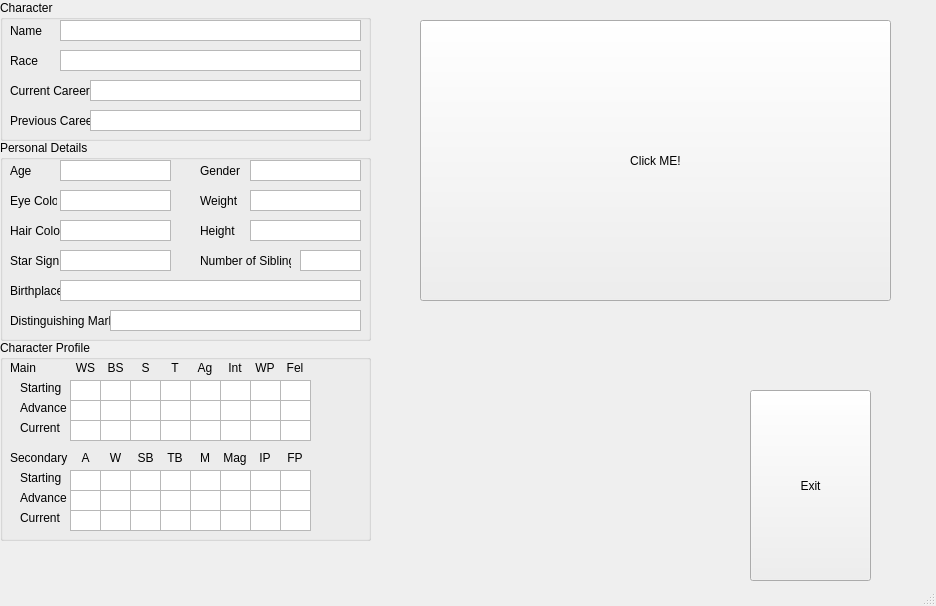
This is WFRP 2e.ui in TheRealRhyle/WFRP-2e-Char-Gen as Qt 5 draws it before an edit. The edited form follows.
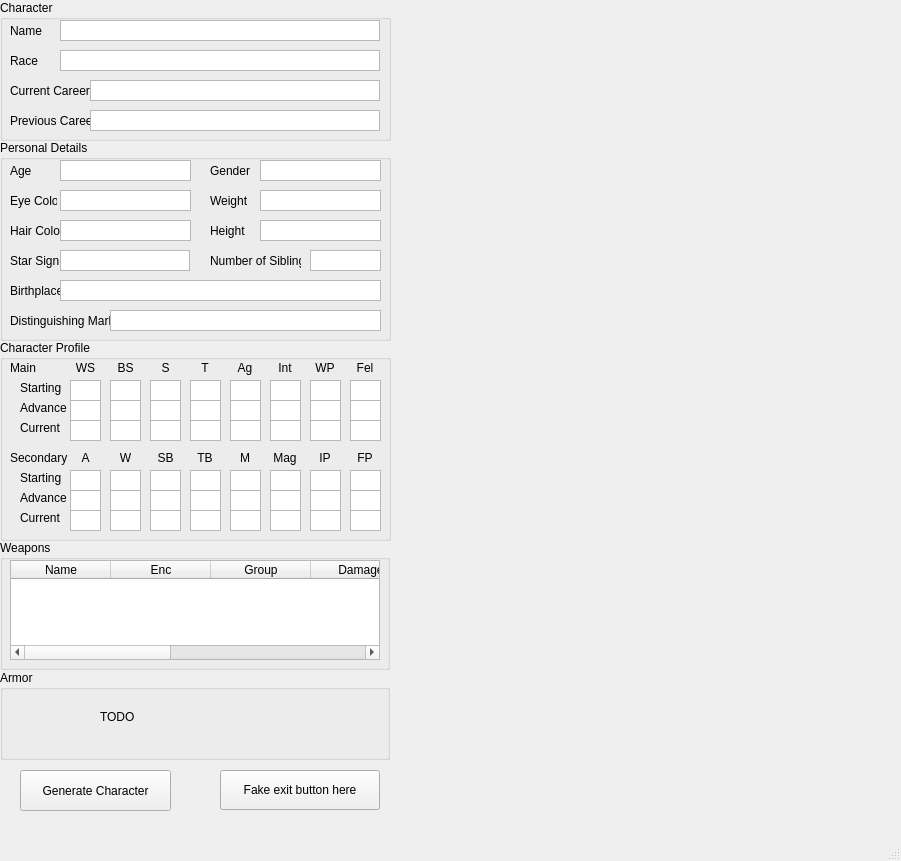
This is the edited form.

What changed in the file:
```diff
--- a/WFRP 2e.ui
+++ b/WFRP 2e.ui
@@ -6,8 +6,8 @@
    <rect>
     <x>0</x>
     <y>0</y>
-    <width>936</width>
-    <height>606</height>
+    <width>901</width>
+    <height>861</height>
    </rect>
   </property>
   <property name="windowTitle">
@@ -22,7 +22,7 @@
      <rect>
       <x>0</x>
       <y>0</y>
-      <width>371</width>
+      <width>391</width>
       <height>141</height>
      </rect>
     </property>
@@ -89,7 +89,7 @@
       <rect>
        <x>60</x>
        <y>20</y>
-       <width>301</width>
+       <width>320</width>
        <height>21</height>
       </rect>
      </property>
@@ -108,7 +108,7 @@
       <rect>
        <x>60</x>
        <y>50</y>
-       <width>301</width>
+       <width>320</width>
        <height>21</height>
       </rect>
      </property>
@@ -127,7 +127,7 @@
       <rect>
        <x>90</x>
        <y>80</y>
-       <width>271</width>
+       <width>290</width>
        <height>21</height>
       </rect>
      </property>
@@ -146,7 +146,7 @@
       <rect>
        <x>90</x>
        <y>110</y>
-       <width>271</width>
+       <width>290</width>
        <height>21</height>
       </rect>
      </property>
@@ -166,7 +166,7 @@
      <rect>
       <x>0</x>
       <y>140</y>
-      <width>371</width>
+      <width>391</width>
       <height>201</height>
      </rect>
     </property>
@@ -233,7 +233,7 @@
       <rect>
        <x>60</x>
        <y>20</y>
-       <width>111</width>
+       <width>131</width>
        <height>21</height>
       </rect>
      </property>
@@ -252,7 +252,7 @@
       <rect>
        <x>60</x>
        <y>50</y>
-       <width>111</width>
+       <width>131</width>
        <height>21</height>
       </rect>
      </property>
@@ -271,7 +271,7 @@
       <rect>
        <x>60</x>
        <y>80</y>
-       <width>111</width>
+       <width>131</width>
        <height>21</height>
       </rect>
      </property>
@@ -290,7 +290,7 @@
       <rect>
        <x>60</x>
        <y>110</y>
-       <width>111</width>
+       <width>130</width>
        <height>21</height>
       </rect>
      </property>
@@ -339,7 +339,7 @@
     <widget class="QLabel" name="label_11">
      <property name="geometry">
       <rect>
-       <x>200</x>
+       <x>210</x>
        <y>50</y>
        <width>47</width>
        <height>21</height>
@@ -352,7 +352,7 @@
     <widget class="QLabel" name="label_12">
      <property name="geometry">
       <rect>
-       <x>200</x>
+       <x>210</x>
        <y>110</y>
        <width>91</width>
        <height>21</height>
@@ -368,7 +368,7 @@
     <widget class="QLabel" name="label_13">
      <property name="geometry">
       <rect>
-       <x>200</x>
+       <x>210</x>
        <y>20</y>
        <width>47</width>
        <height>21</height>
@@ -381,7 +381,7 @@
     <widget class="QLabel" name="label_14">
      <property name="geometry">
       <rect>
-       <x>200</x>
+       <x>210</x>
        <y>80</y>
        <width>41</width>
        <height>21</height>
@@ -394,9 +394,9 @@
     <widget class="QPlainTextEdit" name="txtHeight">
      <property name="geometry">
       <rect>
-       <x>250</x>
+       <x>260</x>
        <y>80</y>
-       <width>111</width>
+       <width>121</width>
        <height>21</height>
       </rect>
      </property>
@@ -413,9 +413,9 @@
     <widget class="QPlainTextEdit" name="txtNoofSib">
      <property name="geometry">
       <rect>
-       <x>300</x>
+       <x>310</x>
        <y>110</y>
-       <width>61</width>
+       <width>71</width>
        <height>21</height>
       </rect>
      </property>
@@ -432,9 +432,9 @@
     <widget class="QPlainTextEdit" name="txtWeight">
      <property name="geometry">
       <rect>
-       <x>250</x>
+       <x>260</x>
        <y>50</y>
-       <width>111</width>
+       <width>121</width>
        <height>21</height>
       </rect>
      </property>
@@ -451,9 +451,9 @@
     <widget class="QPlainTextEdit" name="txtGender">
      <property name="geometry">
       <rect>
-       <x>250</x>
+       <x>260</x>
        <y>20</y>
-       <width>111</width>
+       <width>121</width>
        <height>21</height>
       </rect>
      </property>
@@ -472,7 +472,7 @@
       <rect>
        <x>60</x>
        <y>140</y>
-       <width>301</width>
+       <width>321</width>
        <height>21</height>
       </rect>
      </property>
@@ -491,7 +491,7 @@
       <rect>
        <x>110</x>
        <y>170</y>
-       <width>251</width>
+       <width>271</width>
        <height>21</height>
       </rect>
      </property>
@@ -509,14 +509,14 @@
    <widget class="QPushButton" name="pushButton">
     <property name="geometry">
      <rect>
-      <x>750</x>
-      <y>390</y>
-      <width>121</width>
-      <height>191</height>
+      <x>220</x>
+      <y>770</y>
+      <width>160</width>
+      <height>40</height>
      </rect>
     </property>
     <property name="text">
-     <string>Exit</string>
+     <string>Fake exit button here</string>
     </property>
    </widget>
    <widget class="QGroupBox" name="groupBox_3">
@@ -524,7 +524,7 @@
      <rect>
       <x>0</x>
       <y>340</y>
-      <width>371</width>
+      <width>391</width>
       <height>201</height>
      </rect>
     </property>
@@ -584,7 +584,7 @@
     <widget class="QPlainTextEdit" name="txtSBS">
      <property name="geometry">
       <rect>
-       <x>100</x>
+       <x>110</x>
        <y>40</y>
        <width>31</width>
        <height>21</height>
@@ -603,7 +603,7 @@
     <widget class="QPlainTextEdit" name="txtSS">
      <property name="geometry">
       <rect>
-       <x>130</x>
+       <x>150</x>
        <y>40</y>
        <width>31</width>
        <height>21</height>
@@ -622,7 +622,7 @@
     <widget class="QPlainTextEdit" name="txtST">
      <property name="geometry">
       <rect>
-       <x>160</x>
+       <x>190</x>
        <y>40</y>
        <width>31</width>
        <height>21</height>
@@ -641,7 +641,7 @@
     <widget class="QPlainTextEdit" name="txtSAg">
      <property name="geometry">
       <rect>
-       <x>190</x>
+       <x>230</x>
        <y>40</y>
        <width>31</width>
        <height>21</height>
@@ -660,7 +660,7 @@
     <widget class="QPlainTextEdit" name="txtSInt">
      <property name="geometry">
       <rect>
-       <x>220</x>
+       <x>270</x>
        <y>40</y>
        <width>31</width>
        <height>21</height>
@@ -679,7 +679,7 @@
     <widget class="QPlainTextEdit" name="txtSWP">
      <property name="geometry">
       <rect>
-       <x>250</x>
+       <x>310</x>
        <y>40</y>
        <width>31</width>
        <height>21</height>
@@ -698,7 +698,7 @@
     <widget class="QPlainTextEdit" name="txtSFel">
      <property name="geometry">
       <rect>
-       <x>280</x>
+       <x>350</x>
        <y>40</y>
        <width>31</width>
        <height>21</height>
@@ -736,7 +736,7 @@
     <widget class="QPlainTextEdit" name="txtAInt">
      <property name="geometry">
       <rect>
-       <x>220</x>
+       <x>270</x>
        <y>60</y>
        <width>31</width>
        <height>21</height>
@@ -755,7 +755,7 @@
     <widget class="QPlainTextEdit" name="txtAAg">
      <property name="geometry">
       <rect>
-       <x>190</x>
+       <x>230</x>
        <y>60</y>
        <width>31</width>
        <height>21</height>
@@ -793,7 +793,7 @@
     <widget class="QPlainTextEdit" name="txtAFel">
      <property name="geometry">
       <rect>
-       <x>280</x>
+       <x>350</x>
        <y>60</y>
        <width>31</width>
        <height>21</height>
@@ -812,7 +812,7 @@
     <widget class="QPlainTextEdit" name="txtABS">
      <property name="geometry">
       <rect>
-       <x>100</x>
+       <x>110</x>
        <y>60</y>
        <width>31</width>
        <height>21</height>
@@ -831,7 +831,7 @@
     <widget class="QPlainTextEdit" name="txtAT">
      <property name="geometry">
       <rect>
-       <x>160</x>
+       <x>190</x>
        <y>60</y>
        <width>31</width>
        <height>21</height>
@@ -850,7 +850,7 @@
     <widget class="QPlainTextEdit" name="txtAS">
      <property name="geometry">
       <rect>
-       <x>130</x>
+       <x>150</x>
        <y>60</y>
        <width>31</width>
        <height>21</height>
@@ -869,7 +869,7 @@
     <widget class="QPlainTextEdit" name="txtAWP">
      <property name="geometry">
       <rect>
-       <x>250</x>
+       <x>310</x>
        <y>60</y>
        <width>31</width>
        <height>21</height>
@@ -888,7 +888,7 @@
     <widget class="QPlainTextEdit" name="txtCInt">
      <property name="geometry">
       <rect>
-       <x>220</x>
+       <x>270</x>
        <y>80</y>
        <width>31</width>
        <height>21</height>
@@ -907,7 +907,7 @@
     <widget class="QPlainTextEdit" name="txtCAg">
      <property name="geometry">
       <rect>
-       <x>190</x>
+       <x>230</x>
        <y>80</y>
        <width>31</width>
        <height>21</height>
@@ -945,7 +945,7 @@
     <widget class="QPlainTextEdit" name="txtCFel">
      <property name="geometry">
       <rect>
-       <x>280</x>
+       <x>350</x>
        <y>80</y>
        <width>31</width>
        <height>21</height>
@@ -964,7 +964,7 @@
     <widget class="QPlainTextEdit" name="txtCBS">
      <property name="geometry">
       <rect>
-       <x>100</x>
+       <x>110</x>
        <y>80</y>
        <width>31</width>
        <height>21</height>
@@ -983,7 +983,7 @@
     <widget class="QPlainTextEdit" name="txtCT">
      <property name="geometry">
       <rect>
-       <x>160</x>
+       <x>190</x>
        <y>80</y>
        <width>31</width>
        <height>21</height>
@@ -1002,7 +1002,7 @@
     <widget class="QPlainTextEdit" name="txtCS">
      <property name="geometry">
       <rect>
-       <x>130</x>
+       <x>150</x>
        <y>80</y>
        <width>31</width>
        <height>21</height>
@@ -1021,7 +1021,7 @@
     <widget class="QPlainTextEdit" name="txtCWP">
      <property name="geometry">
       <rect>
-       <x>250</x>
+       <x>310</x>
        <y>80</y>
        <width>31</width>
        <height>21</height>
@@ -1059,7 +1059,7 @@
     <widget class="QPlainTextEdit" name="txtSB">
      <property name="geometry">
       <rect>
-       <x>130</x>
+       <x>150</x>
        <y>130</y>
        <width>31</width>
        <height>21</height>
@@ -1078,7 +1078,7 @@
     <widget class="QPlainTextEdit" name="txtAIp">
      <property name="geometry">
       <rect>
-       <x>250</x>
+       <x>310</x>
        <y>150</y>
        <width>31</width>
        <height>21</height>
@@ -1116,7 +1116,7 @@
     <widget class="QPlainTextEdit" name="txtSTB">
      <property name="geometry">
       <rect>
-       <x>160</x>
+       <x>190</x>
        <y>130</y>
        <width>31</width>
        <height>21</height>
@@ -1135,7 +1135,7 @@
     <widget class="QPlainTextEdit" name="txtSIP">
      <property name="geometry">
       <rect>
-       <x>250</x>
+       <x>310</x>
        <y>130</y>
        <width>31</width>
        <height>21</height>
@@ -1154,7 +1154,7 @@
     <widget class="QPlainTextEdit" name="txtCTB">
      <property name="geometry">
       <rect>
-       <x>160</x>
+       <x>190</x>
        <y>170</y>
        <width>31</width>
        <height>21</height>
@@ -1173,7 +1173,7 @@
     <widget class="QPlainTextEdit" name="txtSW">
      <property name="geometry">
       <rect>
-       <x>100</x>
+       <x>110</x>
        <y>130</y>
        <width>31</width>
        <height>21</height>
@@ -1192,7 +1192,7 @@
     <widget class="QPlainTextEdit" name="txtAMag">
      <property name="geometry">
       <rect>
-       <x>220</x>
+       <x>270</x>
        <y>150</y>
        <width>31</width>
        <height>21</height>
@@ -1211,7 +1211,7 @@
     <widget class="QPlainTextEdit" name="txtAM">
      <property name="geometry">
       <rect>
-       <x>190</x>
+       <x>230</x>
        <y>150</y>
        <width>31</width>
        <height>21</height>
@@ -1249,7 +1249,7 @@
     <widget class="QPlainTextEdit" name="txtSM">
      <property name="geometry">
       <rect>
-       <x>190</x>
+       <x>230</x>
        <y>130</y>
        <width>31</width>
        <height>21</height>
@@ -1268,7 +1268,7 @@
     <widget class="QPlainTextEdit" name="txtCW">
      <property name="geometry">
       <rect>
-       <x>100</x>
+       <x>110</x>
        <y>170</y>
        <width>31</width>
        <height>21</height>
@@ -1287,7 +1287,7 @@
     <widget class="QPlainTextEdit" name="txtCMag">
      <property name="geometry">
       <rect>
-       <x>220</x>
+       <x>270</x>
        <y>170</y>
        <width>31</width>
        <height>21</height>
@@ -1306,7 +1306,7 @@
     <widget class="QPlainTextEdit" name="txtAW">
      <property name="geometry">
       <rect>
-       <x>100</x>
+       <x>110</x>
        <y>150</y>
        <width>31</width>
        <height>21</height>
@@ -1325,7 +1325,7 @@
     <widget class="QPlainTextEdit" name="txtCFP">
      <property name="geometry">
       <rect>
-       <x>280</x>
+       <x>350</x>
        <y>170</y>
        <width>31</width>
        <height>21</height>
@@ -1344,7 +1344,7 @@
     <widget class="QPlainTextEdit" name="txtASB">
      <property name="geometry">
       <rect>
-       <x>130</x>
+       <x>150</x>
        <y>150</y>
        <width>31</width>
        <height>21</height>
@@ -1363,7 +1363,7 @@
     <widget class="QPlainTextEdit" name="txtCIP">
      <property name="geometry">
       <rect>
-       <x>250</x>
+       <x>310</x>
        <y>170</y>
        <width>31</width>
        <height>21</height>
@@ -1382,7 +1382,7 @@
     <widget class="QPlainTextEdit" name="txtCSB">
      <property name="geometry">
       <rect>
-       <x>130</x>
+       <x>150</x>
        <y>170</y>
        <width>31</width>
        <height>21</height>
@@ -1401,7 +1401,7 @@
     <widget class="QPlainTextEdit" name="txtSFP">
      <property name="geometry">
       <rect>
-       <x>280</x>
+       <x>350</x>
        <y>130</y>
        <width>31</width>
        <height>21</height>
@@ -1420,7 +1420,7 @@
     <widget class="QPlainTextEdit" name="txtATB">
      <property name="geometry">
       <rect>
-       <x>160</x>
+       <x>190</x>
        <y>150</y>
        <width>31</width>
        <height>21</height>
@@ -1439,7 +1439,7 @@
     <widget class="QPlainTextEdit" name="txtCM">
      <property name="geometry">
       <rect>
-       <x>190</x>
+       <x>230</x>
        <y>170</y>
        <width>31</width>
        <height>21</height>
@@ -1458,7 +1458,7 @@
     <widget class="QPlainTextEdit" name="txtAFP">
      <property name="geometry">
       <rect>
-       <x>280</x>
+       <x>350</x>
        <y>150</y>
        <width>31</width>
        <height>21</height>
@@ -1477,7 +1477,7 @@
     <widget class="QPlainTextEdit" name="txtSMag">
      <property name="geometry">
       <rect>
-       <x>220</x>
+       <x>270</x>
        <y>130</y>
        <width>31</width>
        <height>21</height>
@@ -1524,7 +1524,7 @@
     <widget class="QLabel" name="label_28">
      <property name="geometry">
       <rect>
-       <x>100</x>
+       <x>110</x>
        <y>20</y>
        <width>31</width>
        <height>16</height>
@@ -1552,7 +1552,7 @@
     <widget class="QLabel" name="label_29">
      <property name="geometry">
       <rect>
-       <x>130</x>
+       <x>150</x>
        <y>20</y>
        <width>31</width>
        <height>16</height>
@@ -1580,7 +1580,7 @@
     <widget class="QLabel" name="label_30">
      <property name="geometry">
       <rect>
-       <x>220</x>
+       <x>270</x>
        <y>20</y>
        <width>30</width>
        <height>16</height>
@@ -1608,7 +1608,7 @@
     <widget class="QLabel" name="label_31">
      <property name="geometry">
       <rect>
-       <x>250</x>
+       <x>310</x>
        <y>20</y>
        <width>30</width>
        <height>16</height>
@@ -1636,7 +1636,7 @@
     <widget class="QLabel" name="label_32">
      <property name="geometry">
       <rect>
-       <x>280</x>
+       <x>350</x>
        <y>20</y>
        <width>30</width>
        <height>16</height>
@@ -1664,7 +1664,7 @@
     <widget class="QLabel" name="label_33">
      <property name="geometry">
       <rect>
-       <x>160</x>
+       <x>190</x>
        <y>20</y>
        <width>30</width>
        <height>16</height>
@@ -1692,7 +1692,7 @@
     <widget class="QLabel" name="label_35">
      <property name="geometry">
       <rect>
-       <x>190</x>
+       <x>230</x>
        <y>20</y>
        <width>30</width>
        <height>16</height>
@@ -1898,7 +1898,7 @@
     <widget class="QLabel" name="label_42">
      <property name="geometry">
       <rect>
-       <x>280</x>
+       <x>350</x>
        <y>110</y>
        <width>30</width>
        <height>16</height>
@@ -1926,7 +1926,7 @@
     <widget class="QLabel" name="label_43">
      <property name="geometry">
       <rect>
-       <x>190</x>
+       <x>230</x>
        <y>110</y>
        <width>30</width>
        <height>16</height>
@@ -1954,7 +1954,7 @@
     <widget class="QLabel" name="label_44">
      <property name="geometry">
       <rect>
-       <x>130</x>
+       <x>150</x>
        <y>110</y>
        <width>31</width>
        <height>16</height>
@@ -1982,7 +1982,7 @@
     <widget class="QLabel" name="label_45">
      <property name="geometry">
       <rect>
-       <x>220</x>
+       <x>270</x>
        <y>110</y>
        <width>30</width>
        <height>16</height>
@@ -2010,7 +2010,7 @@
     <widget class="QLabel" name="label_46">
      <property name="geometry">
       <rect>
-       <x>250</x>
+       <x>310</x>
        <y>110</y>
        <width>30</width>
        <height>16</height>
@@ -2038,7 +2038,7 @@
     <widget class="QLabel" name="label_47">
      <property name="geometry">
       <rect>
-       <x>100</x>
+       <x>110</x>
        <y>110</y>
        <width>31</width>
        <height>16</height>
@@ -2066,7 +2066,7 @@
     <widget class="QLabel" name="label_48">
      <property name="geometry">
       <rect>
-       <x>160</x>
+       <x>190</x>
        <y>110</y>
        <width>30</width>
        <height>16</height>
@@ -2095,16 +2095,100 @@
    <widget class="QPushButton" name="pushButton_2">
     <property name="geometry">
      <rect>
-      <x>420</x>
-      <y>20</y>
-      <width>471</width>
-      <height>281</height>
+      <x>20</x>
+      <y>770</y>
+      <width>151</width>
+      <height>41</height>
      </rect>
     </property>
     <property name="text">
-     <string>Click ME!</string>
+     <string>Generate Character</string>
     </property>
    </widget>
+   <widget class="QGroupBox" name="groupBox_4">
+    <property name="geometry">
+     <rect>
+      <x>0</x>
+      <y>540</y>
+      <width>390</width>
+      <height>130</height>
+     </rect>
+    </property>
+    <property name="title">
+     <string>Weapons</string>
+    </property>
+    <widget class="QTableWidget" name="tableWidget">
+     <property name="geometry">
+      <rect>
+       <x>10</x>
+       <y>20</y>
+       <width>370</width>
+       <height>100</height>
+      </rect>
+     </property>
+     <column>
+      <property name="text">
+       <string>Name</string>
+      </property>
+     </column>
+     <column>
+      <property name="text">
+       <string>Enc</string>
+      </property>
+     </column>
+     <column>
+      <property name="text">
+       <string>Group</string>
+      </property>
+     </column>
+     <column>
+      <property name="text">
+       <string>Damage</string>
+      </property>
+     </column>
+     <column>
+      <property name="text">
+       <string>Range</string>
+      </property>
+     </column>
+     <column>
+      <property name="text">
+       <string>Reload</string>
+      </property>
+     </column>
+     <column>
+      <property name="text">
+       <string>Qualities</string>
+      </property>
+     </column>
+    </widget>
+   </widget>
+   <widget class="QGroupBox" name="groupBox_5">
+    <property name="geometry">
+     <rect>
+      <x>0</x>
+      <y>670</y>
+      <width>390</width>
+      <height>90</height>
+     </rect>
+    </property>
+    <property name="title">
+     <string>Armor</string>
+    </property>
+    <widget class="QLabel" name="label_15">
+     <property name="geometry">
+      <rect>
+       <x>100</x>
+       <y>40</y>
+       <width>47</width>
+       <height>13</height>
+      </rect>
+     </property>
+     <property name="text">
+      <string>TODO</string>
+     </property>
+    </widget>
+   </widget>
   </widget>
   <widget class="QMenuBar" name="menubar">
    <property name="geometry">
```
Left out of the diff: 2 changed lines with no effect on the pictures.
